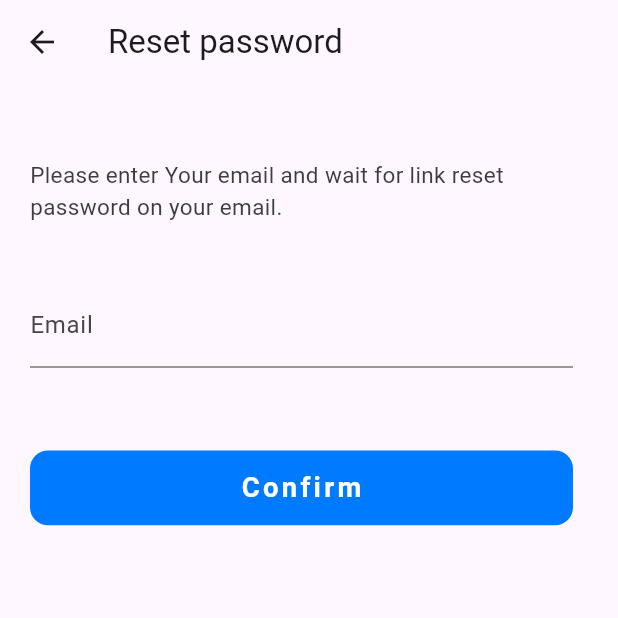
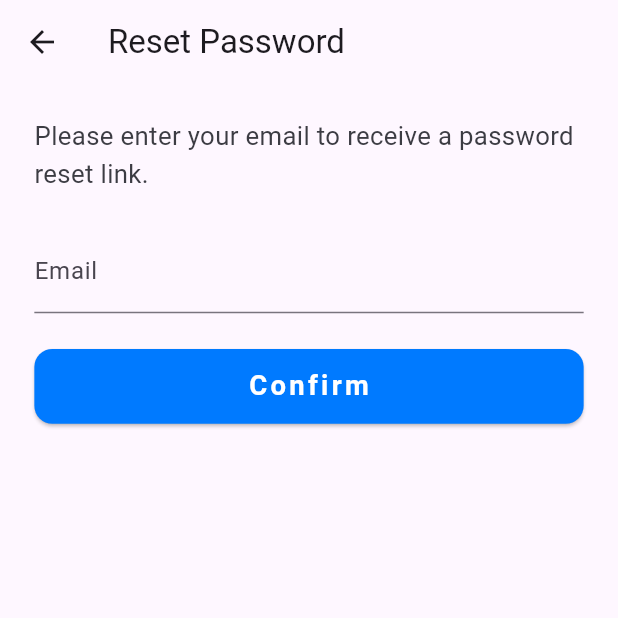
Before and after one commit to kongphop1209/App_TravelBlitz, a Flutter app: the ResetPassword_Page screen opened directly, on a phone screen of 412 x 824 dp, the top half of it. Run offline on Flutter 3.47's test engine with Material 3 defaults, Android fonts, the phone set to English and light mode, and no system bars; our stand-ins replace cloud_firestore, firebase_auth, firebase_core, flutter_screenutil, get, google_nav_bar and 2 more; missing offline and left inert: firebase_app_check; accounts and stored records are empty.

```diff
--- a/lib/screens/user_auth/display.dart
+++ b/lib/screens/user_auth/display.dart
@@ -80,8 +80,9 @@ class _DisplayNamePageState extends State<DisplayNamePage> {
               child: ElevatedButton(
                 onPressed: _updateUsername,
                 style: ButtonStyle(
-                  backgroundColor:
-                      MaterialStateProperty.all<Color>(Colors.blue),
+                  backgroundColor: MaterialStateProperty.all<Color>(
+                    Color(0xFF007AFF),
+                  ),
                   shape: MaterialStateProperty.all<RoundedRectangleBorder>(
                     RoundedRectangleBorder(
                       borderRadius: BorderRadius.circular(10),
--- a/lib/screens/user_auth/resetpass.dart
+++ b/lib/screens/user_auth/resetpass.dart
@@ -1,21 +1,18 @@
 import 'package:firebase_auth/firebase_auth.dart';
-import 'package:flutter/cupertino.dart';
 import 'package:flutter/material.dart';
 import 'package:flutter_screenutil/flutter_screenutil.dart';
 import 'package:traveling_app/services/firebase_auth/firebase_auth_services.dart';
 import 'package:traveling_app/widget/container_widget.dart';
 
 class ResetPassword_Page extends StatefulWidget {
-  const ResetPassword_Page({super.key});
+  const ResetPassword_Page({Key? key}) : super(key: key);
 
   @override
   State<ResetPassword_Page> createState() => _ResetPassword_PageState();
 }
 
 class _ResetPassword_PageState extends State<ResetPassword_Page> {
-  bool isSigningUp = false;
   bool isLoading = false;
-
   final FirebaseAuthService _auth = FirebaseAuthService();
   TextEditingController _emailController = TextEditingController();
 
@@ -25,34 +22,29 @@ class _ResetPassword_PageState extends State<ResetPassword_Page> {
     super.dispose();
   }
 
-  Future<void> ResetPassword_Section() async {
-    try {
+  Future<void> resetPasswordSection() async {
     setState(() {
       isLoading = true;
     });
 
+    try {
       await FirebaseAuth.instance
           .sendPasswordResetEmail(email: _emailController.text.trim());
 
-      showDialog(
-        context: context,
-        builder: (context) {
-          return AlertDialog(
-            content: Text(
-                'Password reset link has been sent! Please check your email.'),
+      ScaffoldMessenger.of(context).showSnackBar(
+        SnackBar(
+          content: Text('Password reset link has been sent! Check your email.'),
+          duration: Duration(seconds: 5),
+        ),
       );
-        },
-      );
-    } on FirebaseException catch (e) {
+    } on FirebaseAuthException catch (e) {
       print(e);
 
-      showDialog(
-        context: context,
-        builder: (context) {
-          return AlertDialog(
-            content: Text(e.message.toString()),
-          );
-        },
+      ScaffoldMessenger.of(context).showSnackBar(
+        SnackBar(
+          content: Text(e.message ?? 'An error occurred'),
+          duration: Duration(seconds: 3),
+        ),
       );
     } finally {
       setState(() {
@@ -62,62 +54,46 @@ class _ResetPassword_PageState extends State<ResetPassword_Page> {
   }
 
   String? _emailError;
+
   @override
   Widget build(BuildContext context) {
     return Scaffold(
       appBar: AppBar(
-        title: Text('Reset password'),
+        title: Text('Reset Password'),
       ),
       body: Container(
-        child: Padding(
-          padding: const EdgeInsets.only(left: 20.0, top: 50.0, right: 30.0),
+        padding: EdgeInsets.all(20.w),
         child: Column(
+          crossAxisAlignment: CrossAxisAlignment.start,
           children: [
             Text(
-                'Please enter Your email and wait for link reset password on your email.',
-                style: TextStyle(fontSize: 15, color: Color(0xFF3C3C43)),
+              'Please enter your email to receive a password reset link.',
+              style: TextStyle(fontSize: 15.sp, color: Color(0xFF3C3C43)),
             ),
-              SizedBox(
-                height: MediaQuery.of(context).size.height * 0.05,
-              ),
+            SizedBox(height: 20.h),
             TextFormField(
               controller: _emailController,
               decoration: InputDecoration(
                 labelText: 'Email',
                 errorText: _emailError,
               ),
-                keyboardType: TextInputType.text,
+              keyboardType: TextInputType.emailAddress,
             ),
-              SizedBox(
-                height: MediaQuery.of(context).size.height * 0.005,
+            SizedBox(height: 20.h),
+            ElevatedButton(
+              onPressed: resetPasswordSection,
+              style: ElevatedButton.styleFrom(
+                backgroundColor: Color(0xFF007AFF),
+                shape: RoundedRectangleBorder(
+                  borderRadius: BorderRadius.circular(12),
                 ),
-              Container(
-                margin: EdgeInsets.symmetric(
-                    horizontal: MediaQuery.of(context).size.width * 0.08),
+              ),
+              child: Padding(
+                padding: EdgeInsets.symmetric(vertical: 10.h),
                 child: Row(
-                  mainAxisAlignment: MainAxisAlignment.start,
+                  mainAxisAlignment: MainAxisAlignment.center,
                   children: [
                     Text(
-                      _emailError ?? '',
-                      style: TextStyle(color: Colors.red),
-                    ),
-                  ],
-                ),
-              ),
-              SizedBox(
-                height: 30,
-              ),
-              GestureDetector(
-                onTap: ResetPassword_Section,
-                child: Container(
-                  padding: EdgeInsets.symmetric(vertical: 10.h),
-                  width: double.infinity,
-                  decoration: BoxDecoration(
-                    color: Color(0xFF007AFF),
-                    borderRadius: BorderRadius.circular(12),
-                  ),
-                  child: Center(
-                    child: Text(
                       'Confirm',
                       style: TextStyle(
                         color: Colors.white,
@@ -126,13 +102,13 @@ class _ResetPassword_PageState extends State<ResetPassword_Page> {
                         fontWeight: FontWeight.bold,
                       ),
                     ),
+                  ],
                 ),
               ),
             ),
           ],
         ),
       ),
-      ),
     );
   }
 }
```
Also changed, not shown: lib/screens/booking_information_page.dart (+0 -8 lines), pubspec.yaml (+19 -0 lines), assets/images/logo_app.png (added), pubspec.lock, 2 other files. Lines whose indentation alone changed are shown as unchanged.
